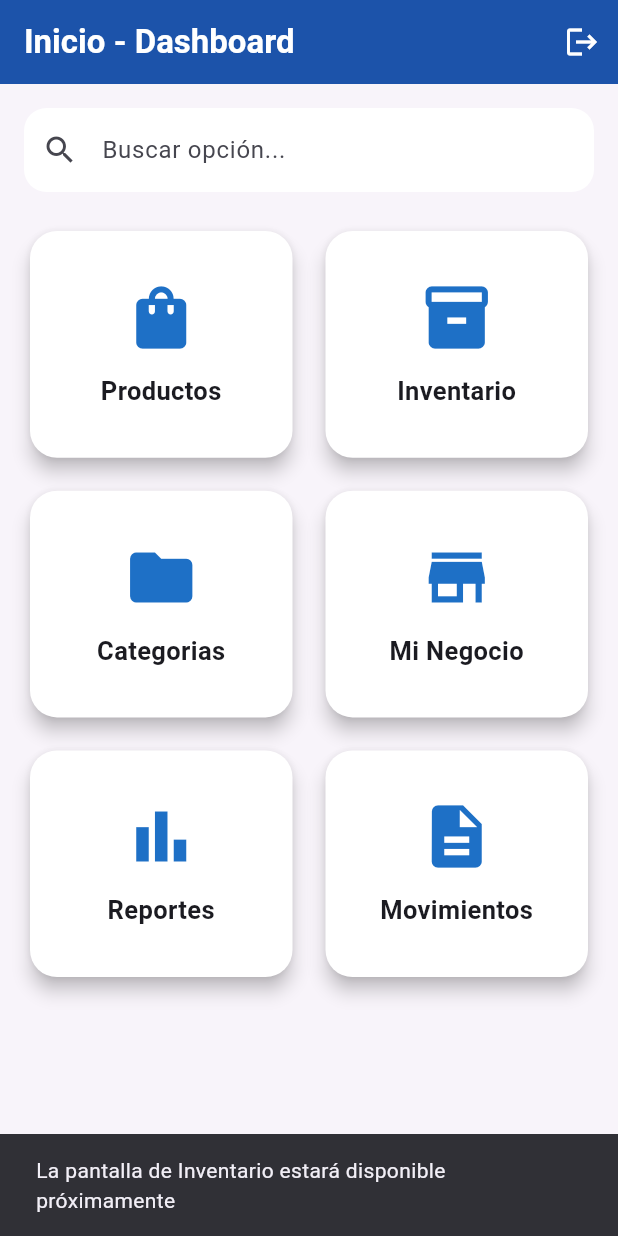
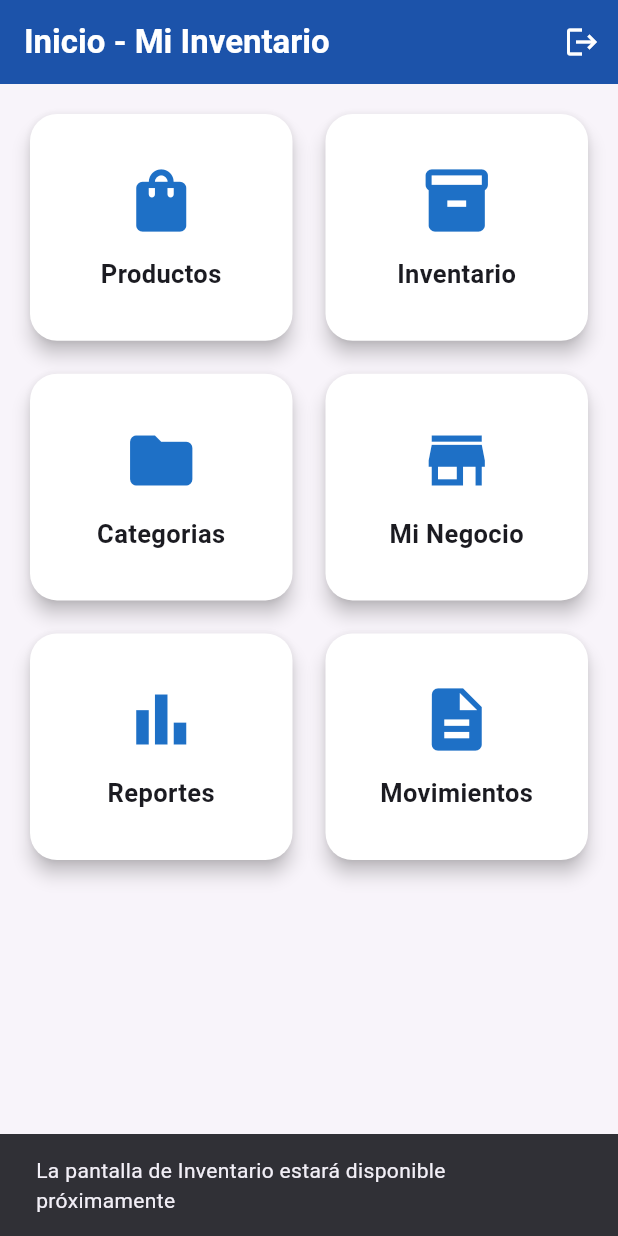
Before and after one commit to JosueRamirez1116/Mi-Inventario, a Flutter app: the screen it shows once a user with an empty profile is signed in, after a tap on "Inventario", on a phone screen of 412 x 824 dp. Run offline on Flutter 3.47's test engine with Material 3 defaults, Android fonts, the phone set to English and light mode, and no system bars; our stand-ins replace cloud_firestore, firebase_auth, firebase_core, get; accounts and stored records are empty.

Commit message:
dashboard Principal

```diff
--- a/lib/view/dashboard_screen.dart
+++ b/lib/view/dashboard_screen.dart
@@ -1,10 +1,9 @@
-
 import 'package:flutter/material.dart';
 import 'package:mi_inventario/auth/services/auth_service.dart';
 import 'package:mi_inventario/categoria/categoria_screen.dart';
 import 'package:mi_inventario/controller/dashboard_controller.dart';
 import 'package:mi_inventario/model/dashboard_model.dart';
-
+import 'package:mi_inventario/view/productos/agregar_productos_screen.dart';
 
 class DashboardScreen extends StatefulWidget {
   const DashboardScreen({
@@ -20,34 +19,28 @@ class DashboardScreen extends StatefulWidget {
 
 class _DashboardScreenState extends State<DashboardScreen> {
   final DashboardController _controller = DashboardController();
-  final TextEditingController _buscarController = TextEditingController();
 
-  List<DashboardModel> opcionesFiltradas = [];
+  List<DashboardModel> opciones = [];
 
   @override
   void initState() {
     super.initState();
-    opcionesFiltradas = _controller.opciones;
-  }
-
-  void buscarOpcion(String texto) {
-    setState(() {
-      if (texto.isEmpty) {
-        opcionesFiltradas = _controller.opciones;
-      } else {
-        opcionesFiltradas = _controller.opciones.where((opcion) {
-          return opcion.titulo
-              .toLowerCase()
-              .contains(texto.toLowerCase());
-        }).toList();
-      }
-    });
+    opciones = _controller.opciones;
   }
 
  void abrirOpcion(DashboardModel opcion) {
   final uid = widget.authService.usuarioActual?.uid ?? 'default';
 
-    if (opcion.titulo == 'Categorías') {
+  switch (opcion.titulo) {
+    case 'Productos':
+      Navigator.push(
+        context,
+        MaterialPageRoute(
+          builder: (_) => const AgregarProductosScreen(),
+        ),
+      );
+      break;
+    case 'Categorias':
       Navigator.push(
         context,
         MaterialPageRoute(
@@ -56,7 +49,9 @@ class _DashboardScreenState extends State<DashboardScreen> {
           ),
         ),
       );
-    } else {
+      break;
+
+    default:
       ScaffoldMessenger.of(context).showSnackBar(
         SnackBar(
           content: Text(
@@ -68,12 +63,6 @@ class _DashboardScreenState extends State<DashboardScreen> {
 }
 
   @override
-  void dispose() {
-    _buscarController.dispose();
-    super.dispose();
-  }
-
-  @override
   Widget build(BuildContext context) {
     return Scaffold(
       backgroundColor: const Color.fromARGB(255, 248, 244, 250),
@@ -81,7 +70,7 @@ class _DashboardScreenState extends State<DashboardScreen> {
         backgroundColor: const Color.fromARGB(255, 28, 83, 170),
         foregroundColor: Colors.white,
         title: const Text(
-          'Inicio - Dashboard',
+          'Inicio - Mi Inventario',
           style: TextStyle(
             fontWeight: FontWeight.bold,
           ),
@@ -96,28 +85,8 @@ class _DashboardScreenState extends State<DashboardScreen> {
       ),
       body: Padding(
         padding: const EdgeInsets.all(16),
-        child: Column(
-          children: [
-            TextField(
-              controller: _buscarController,
-              onChanged: buscarOpcion,
-              decoration: InputDecoration(
-                hintText: 'Buscar opción...',
-                prefixIcon: const Icon(Icons.search),
-                filled: true,
-                fillColor: Colors.white,
-                border: OutlineInputBorder(
-                  borderRadius: BorderRadius.circular(15),
-                  borderSide: BorderSide.none,
-                ),
-              ),
-            ),
-
-            const SizedBox(height: 22),
-
-            Expanded(
         child: GridView.builder(
-                itemCount: opcionesFiltradas.length,
+          itemCount: opciones.length,
           gridDelegate:
               const SliverGridDelegateWithFixedCrossAxisCount(
             crossAxisCount: 2,
@@ -126,7 +95,7 @@ class _DashboardScreenState extends State<DashboardScreen> {
             childAspectRatio: 1.15,
           ),
           itemBuilder: (context, index) {
-                  final opcion = opcionesFiltradas[index];
+            final opcion = opciones[index];
 
             return Card(
               elevation: 5,
@@ -154,9 +123,7 @@ class _DashboardScreenState extends State<DashboardScreen> {
                           198,
                         ),
                       ),
-
                       const SizedBox(height: 12),
-
                       Text(
                         opcion.titulo,
                         textAlign: TextAlign.center,
@@ -173,9 +140,6 @@ class _DashboardScreenState extends State<DashboardScreen> {
           },
         ),
       ),
-          ],
-        ),
-      ),
     );
   }
 }
```
Lines whose indentation alone changed are shown as unchanged.
